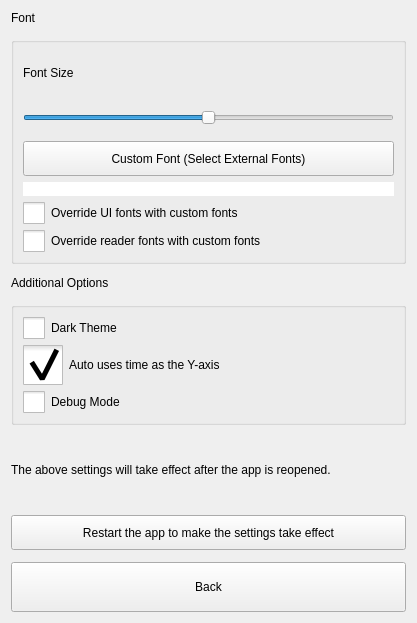
Qt form src/Preferences.ui (ic005k/Knot-Legacy) before a commit.
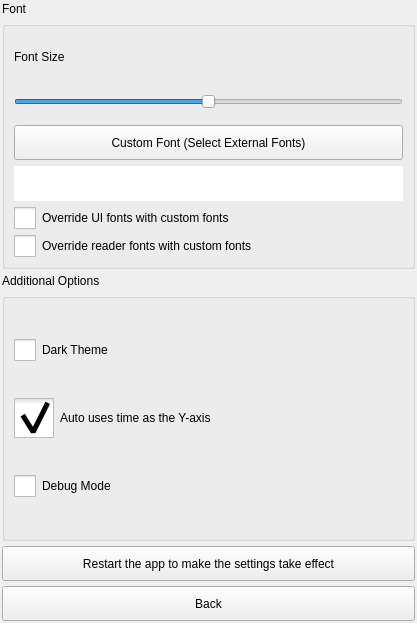
The same form after that commit. Icons and pictures are not drawn.

What changed in the file:
```diff
--- a/src/Preferences.ui
+++ b/src/Preferences.ui
@@ -15,7 +15,19 @@
   </property>
   <layout class="QVBoxLayout" name="verticalLayout_2">
    <property name="spacing">
-    <number>12</number>
+    <number>5</number>
+   </property>
+   <property name="leftMargin">
+    <number>2</number>
+   </property>
+   <property name="topMargin">
+    <number>2</number>
+   </property>
+   <property name="rightMargin">
+    <number>2</number>
+   </property>
+   <property name="bottomMargin">
+    <number>2</number>
    </property>
    <item>
     <widget class="QLabel" name="label">
@@ -234,16 +246,6 @@
      </layout>
     </widget>
    </item>
-   <item>
-    <widget class="QLabel" name="lblTip">
-     <property name="text">
-      <string>The above settings will take effect after the app is reopened.</string>
-     </property>
-     <property name="wordWrap">
-      <bool>true</bool>
-     </property>
-    </widget>
-   </item>
    <item>
     <widget class="QToolButton" name="btnReStart">
      <property name="sizePolicy">
@@ -274,7 +276,7 @@
      <property name="minimumSize">
       <size>
        <width>0</width>
-       <height>50</height>
+       <height>35</height>
       </size>
      </property>
      <property name="text">
```
